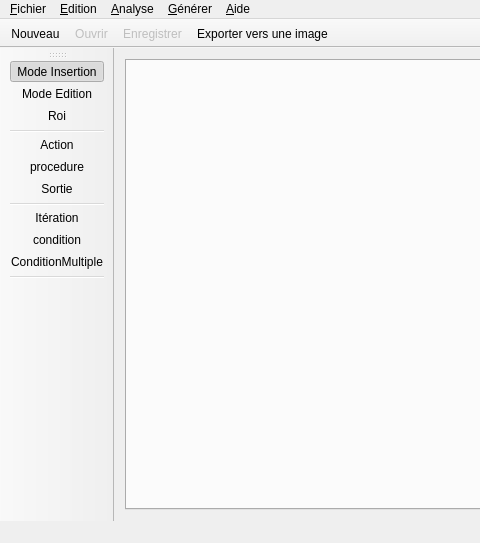
Before: the Qt Designer form Sources/Interface/mainwindow.ui in erebe/Tabula_rasa, drawn with Qt 5; both pictures show x 0 to 480 and y 0 to 543 of the 938 by 543 pixel window.
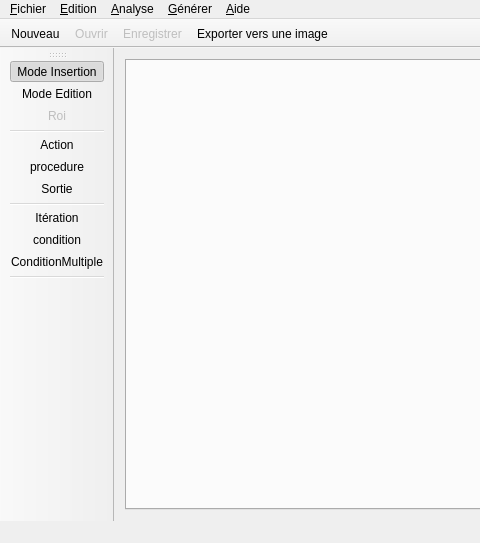
After: the same form once the commit is applied. Icons and pictures are not drawn.

What changed in the file:
```diff
--- a/Sources/Interface/mainwindow.ui
+++ b/Sources/Interface/mainwindow.ui
@@ -258,7 +258,7 @@
     <bool>true</bool>
    </property>
    <property name="enabled">
-    <bool>true</bool>
+    <bool>false</bool>
    </property>
    <property name="icon">
     <iconset resource="../Ressources/ressources.qrc">
```
Left out of the diff: 10 changed lines with no effect on the pictures.
